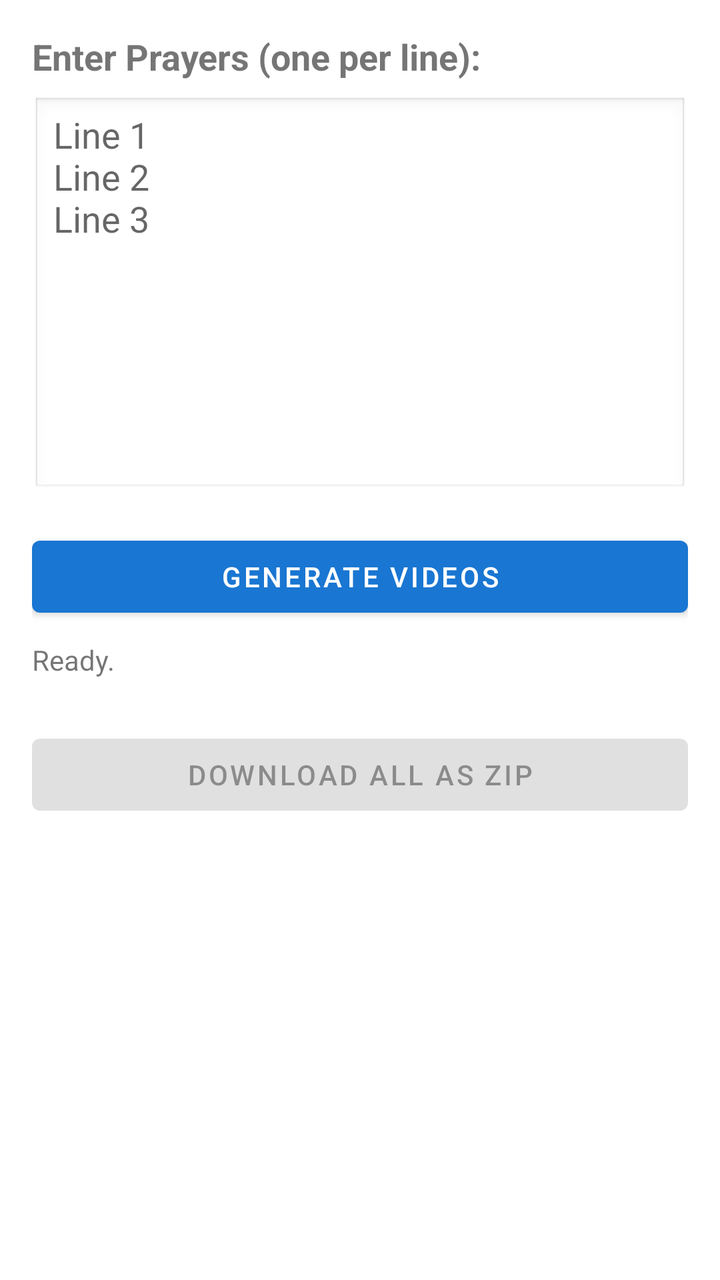
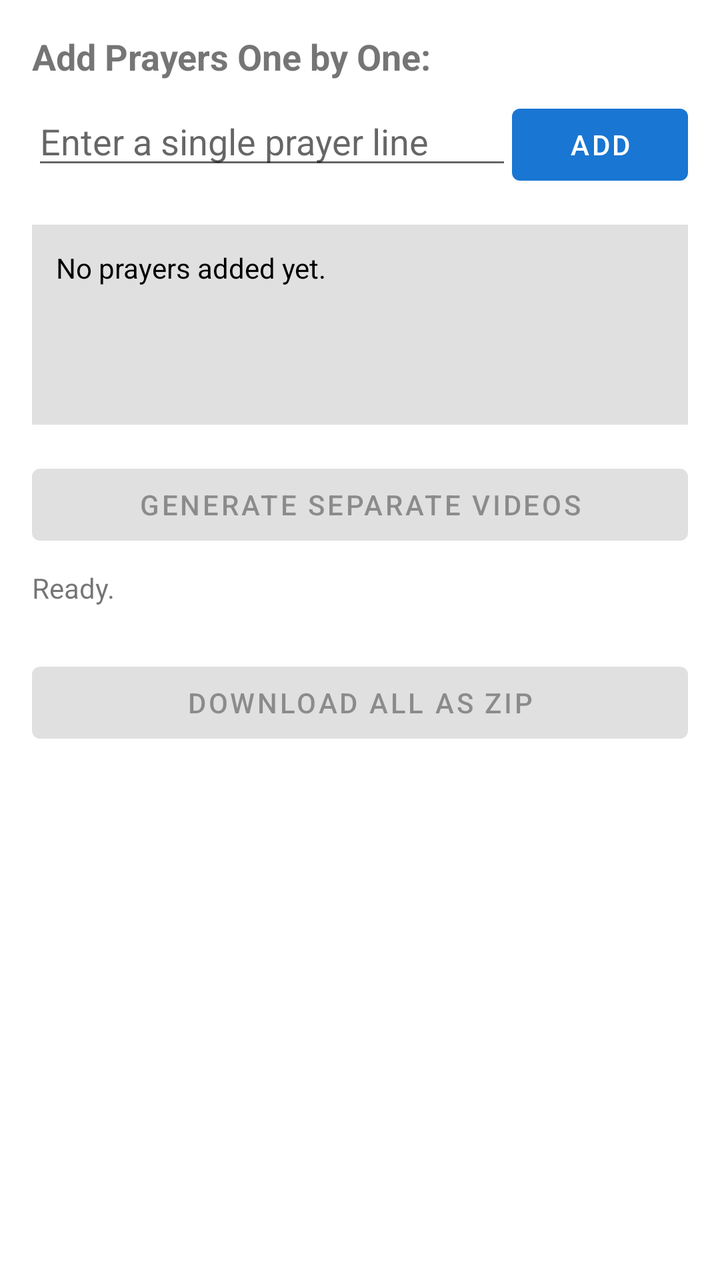

Compare the two renders of this Android layout. The source of the first and the diff that turns it into the second are given below.
<!-- AndroidManifest.xml: application theme Theme.PrayerVideoGenerator -->
<!-- res/layout/activity_main.xml -->
<?xml version="1.0" encoding="utf-8"?>
<ScrollView xmlns:android="http://schemas.android.com/apk/res/android"
    android:layout_width="match_parent" android:layout_height="match_parent" android:padding="16dp">
    <LinearLayout android:layout_width="match_parent" android:layout_height="wrap_content" android:orientation="vertical">
        <TextView android:layout_width="wrap_content" android:layout_height="wrap_content"
            android:text="Enter Prayers (one per line):" android:textSize="18sp" android:textStyle="bold" android:layout_marginBottom="8dp"/>
        <EditText android:id="@+id/etPrayers" android:layout_width="match_parent" android:layout_height="200dp"
            android:hint="Line 1\nLine 2\nLine 3" android:gravity="top" android:inputType="textMultiLine"
            android:background="@android:drawable/edit_text"/>
        <Button android:id="@+id/btnGenerate" android:layout_width="match_parent" android:layout_height="wrap_content"
            android:text="Generate Videos" android:layout_marginTop="16dp"/>
        <ProgressBar android:id="@+id/progressBar" android:layout_width="match_parent" android:layout_height="wrap_content"
            android:layout_marginTop="16dp" android:visibility="gone"/>
        <TextView android:id="@+id/tvStatus" android:layout_width="match_parent" android:layout_height="wrap_content"
            android:layout_marginTop="8dp" android:text="Ready."/>
        <Button android:id="@+id/btnDownloadZip" android:layout_width="match_parent" android:layout_height="wrap_content"
            android:text="Download All as ZIP" android:layout_marginTop="24dp" android:enabled="false"/>
    </LinearLayout>
</ScrollView>
<!-- resources referenced by this layout -->
<resources>
  <style name="Theme.PrayerVideoGenerator" parent="Theme.MaterialComponents.DayNight.DarkActionBar">
          <item name="colorPrimary">#1976D2</item>
      </style>
</resources>

<!-- the commit's change to res/layout/activity_main.xml (unified diff, before → after) -->
@@ -1,19 +1,33 @@
 <?xml version="1.0" encoding="utf-8"?>
 <ScrollView xmlns:android="http://schemas.android.com/apk/res/android"
     android:layout_width="match_parent" android:layout_height="match_parent" android:padding="16dp">
+    
     <LinearLayout android:layout_width="match_parent" android:layout_height="wrap_content" android:orientation="vertical">
+        
         <TextView android:layout_width="wrap_content" android:layout_height="wrap_content"
-            android:text="Enter Prayers (one per line):" android:textSize="18sp" android:textStyle="bold" android:layout_marginBottom="8dp"/>
-        <EditText android:id="@+id/etPrayers" android:layout_width="match_parent" android:layout_height="200dp"
-            android:hint="Line 1\nLine 2\nLine 3" android:gravity="top" android:inputType="textMultiLine"
-            android:background="@android:drawable/edit_text"/>
+            android:text="Add Prayers One by One:" android:textSize="18sp" android:textStyle="bold" android:layout_marginBottom="8dp"/>
+        
+        <LinearLayout android:layout_width="match_parent" android:layout_height="wrap_content" android:orientation="horizontal">
+            <EditText android:id="@+id/etSinglePrayer" android:layout_width="0dp" android:layout_height="wrap_content"
+                android:layout_weight="1" android:hint="Enter a single prayer line" android:inputType="text" android:maxLines="1"/>
+            <Button android:id="@+id/btnAdd" android:layout_width="wrap_content" android:layout_height="wrap_content" android:text="Add"/>
+        </LinearLayout>
+
+        <TextView android:id="@+id/tvPrayerList" android:layout_width="match_parent" android:layout_height="wrap_content"
+            android:layout_marginTop="16dp" android:layout_marginBottom="16dp" android:text="No prayers added yet."
+            android:background="#E0E0E0" android:padding="12dp" android:minHeight="100dp" android:textColor="#000000"/>
+
         <Button android:id="@+id/btnGenerate" android:layout_width="match_parent" android:layout_height="wrap_content"
-            android:text="Generate Videos" android:layout_marginTop="16dp"/>
+            android:text="Generate Separate Videos" android:enabled="false"/>
+        
         <ProgressBar android:id="@+id/progressBar" android:layout_width="match_parent" android:layout_height="wrap_content"
-            android:layout_marginTop="16dp" android:visibility="gone"/>
+            android:layout_marginTop="16dp" android:visibility="gone" style="?android:attr/progressBarStyleHorizontal"/>
+            
         <TextView android:id="@+id/tvStatus" android:layout_width="match_parent" android:layout_height="wrap_content"
             android:layout_marginTop="8dp" android:text="Ready."/>
+            
         <Button android:id="@+id/btnDownloadZip" android:layout_width="match_parent" android:layout_height="wrap_content"
             android:text="Download All as ZIP" android:layout_marginTop="24dp" android:enabled="false"/>
+            
     </LinearLayout>
 </ScrollView>
